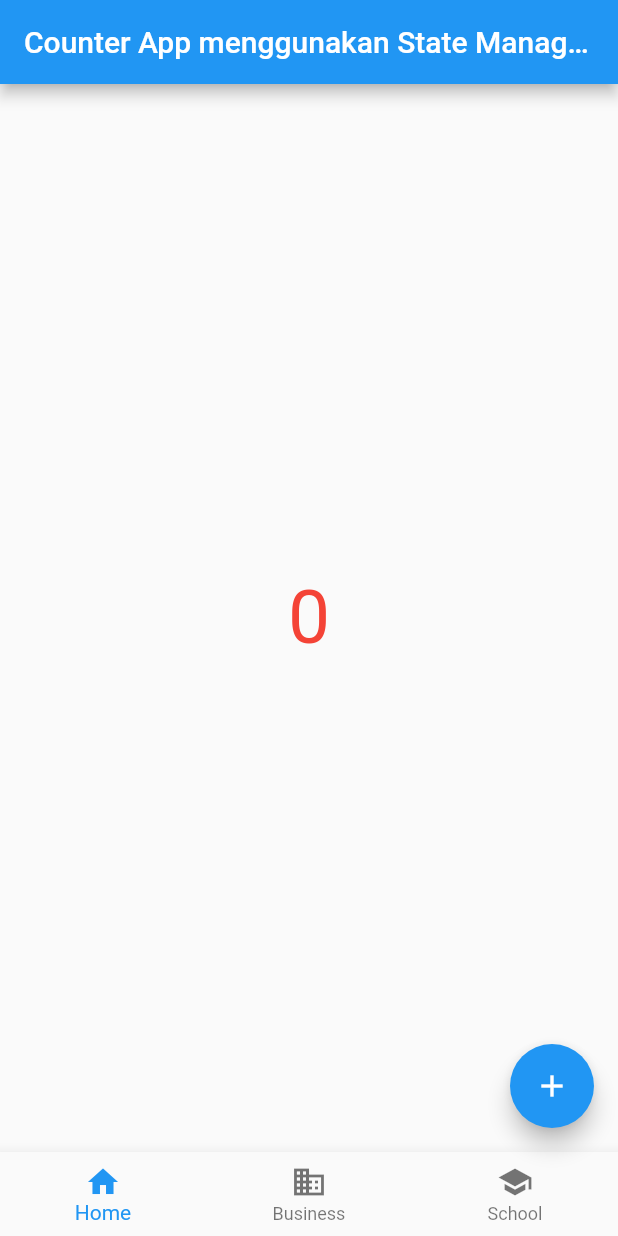
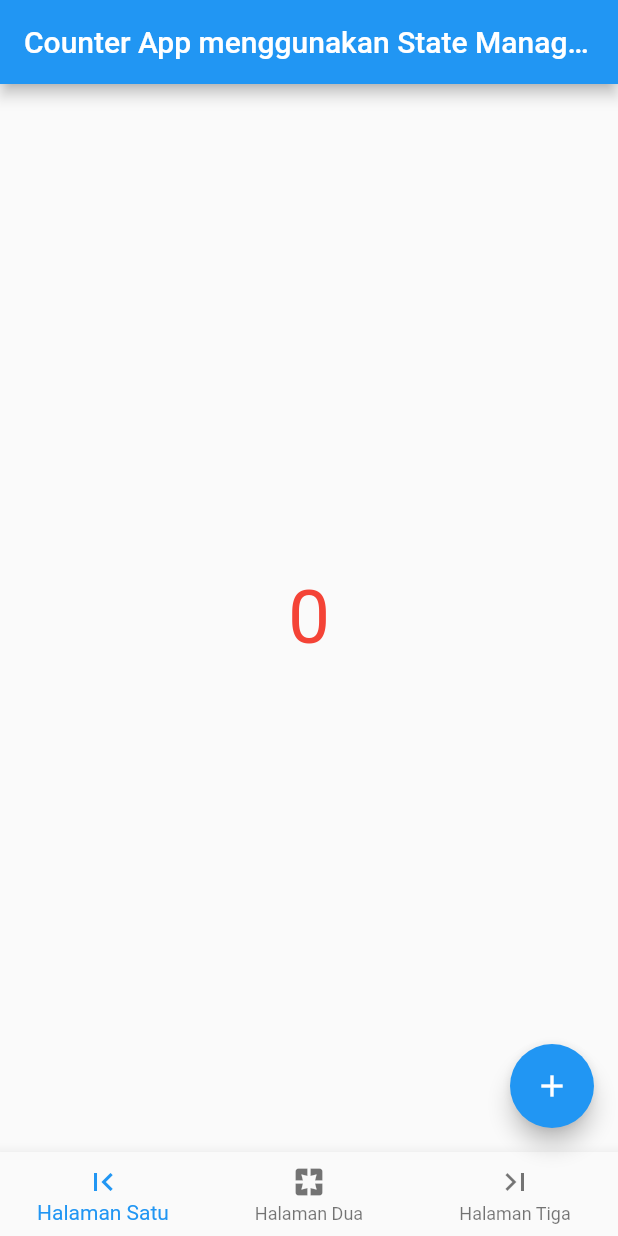
Before and after one commit to tribber93/tugas_flutter, a Flutter app: the screen it shows after launch, on a phone screen of 412 x 824 dp. Run offline on Flutter 3.47's test engine with Material 2 defaults, Android fonts, the light colour scheme and no system bars; our stand-ins replace get.

Commit message:
State Getx

```diff
--- a/lib/state_getx.dart
+++ b/lib/state_getx.dart
@@ -49,16 +49,16 @@ class _HomeState extends State<Home> {
       bottomNavigationBar: BottomNavigationBar(
         items: const <BottomNavigationBarItem>[
           BottomNavigationBarItem(
-            icon: Icon(Icons.home),
-            label: 'Home',
+            icon: Icon(Icons.first_page),
+            label: 'Halaman Satu',
           ),
           BottomNavigationBarItem(
-            icon: Icon(Icons.business),
-            label: 'Business',
+            icon: Icon(Icons.pages),
+            label: 'Halaman Dua',
           ),
           BottomNavigationBarItem(
-            icon: Icon(Icons.school),
-            label: 'School',
+            icon: Icon(Icons.last_page),
+            label: 'Halaman Tiga',
           ),
         ],
         currentIndex: _selectedIndex,
```
